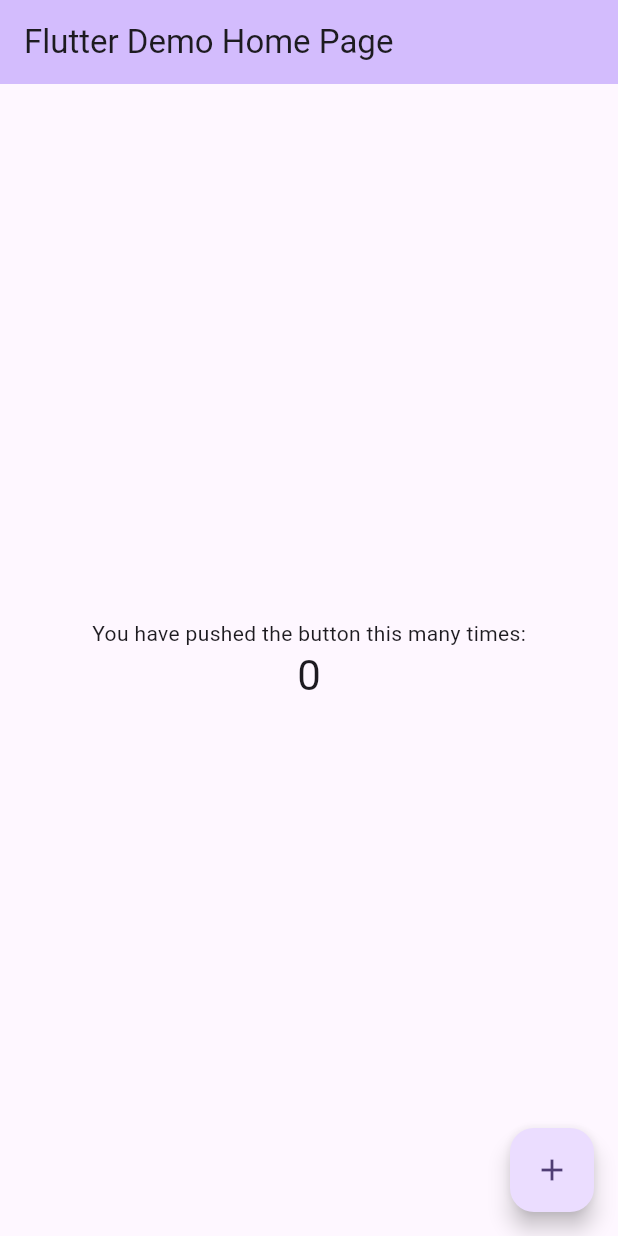
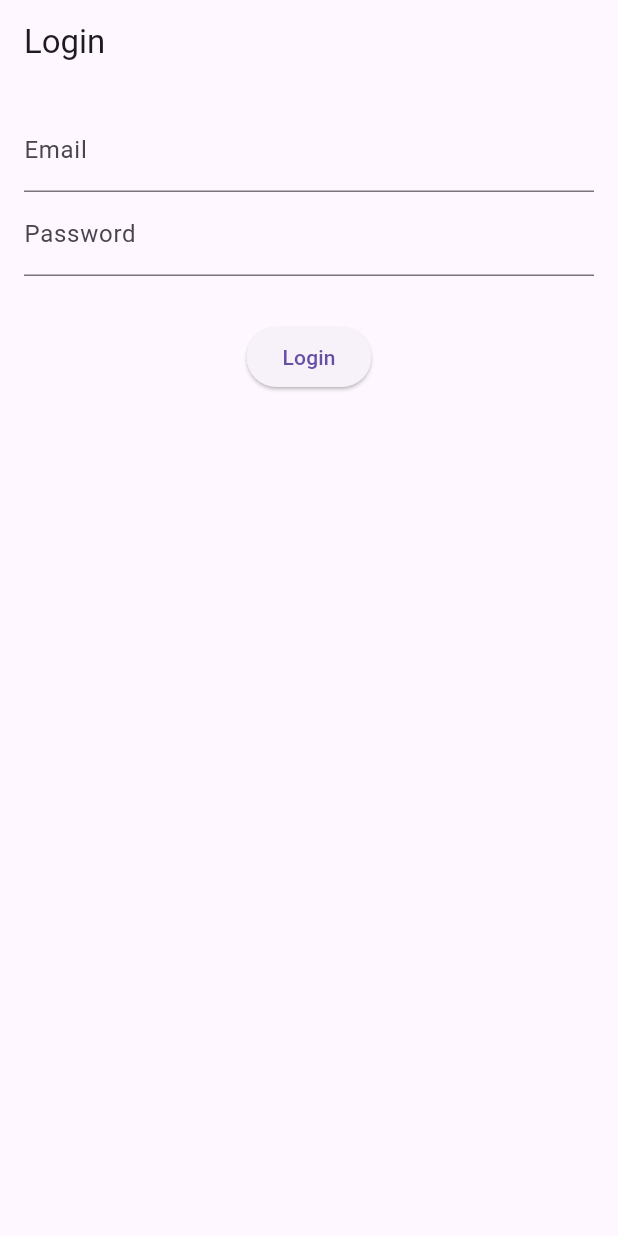
Before and after one commit to nurlailihub/app-hotel, a Flutter app: the screen it shows after launch, on a phone screen of 412 x 824 dp. Run offline on Flutter 3.47's test engine with Material 3 defaults, Android fonts, the phone set to English and light mode, and no system bars; our stand-ins replace shared_preferences.

Commit message:
tampilan flutter

```diff
--- a/lib/main.dart
+++ b/lib/main.dart
@@ -1,122 +1,9 @@
 import 'package:flutter/material.dart';
+import 'screens/login_screen.dart';
 
 void main() {
-  runApp(const MyApp());
+  runApp(MaterialApp(
+    home: LoginScreen(),
+    debugShowCheckedModeBanner: false,
+  ));
 }
-
-class MyApp extends StatelessWidget {
-  const MyApp({super.key});
-
-  // This widget is the root of your application.
-  @override
-  Widget build(BuildContext context) {
-    return MaterialApp(
-      title: 'Flutter Demo',
-      theme: ThemeData(
-        // This is the theme of your application.
-        //
-        // TRY THIS: Try running your application with "flutter run". You'll see
-        // the application has a purple toolbar. Then, without quitting the app,
-        // try changing the seedColor in the colorScheme below to Colors.green
-        // and then invoke "hot reload" (save your changes or press the "hot
-        // reload" button in a Flutter-supported IDE, or press "r" if you used
-        // the command line to start the app).
-        //
-        // Notice that the counter didn't reset back to zero; the application
-        // state is not lost during the reload. To reset the state, use hot
-        // restart instead.
-        //
-        // This works for code too, not just values: Most code changes can be
-        // tested with just a hot reload.
-        colorScheme: ColorScheme.fromSeed(seedColor: Colors.deepPurple),
-      ),
-      home: const MyHomePage(title: 'Flutter Demo Home Page'),
-    );
-  }
-}
-
-class MyHomePage extends StatefulWidget {
-  const MyHomePage({super.key, required this.title});
-
-  // This widget is the home page of your application. It is stateful, meaning
-  // that it has a State object (defined below) that contains fields that affect
-  // how it looks.
-
-  // This class is the configuration for the state. It holds the values (in this
-  // case the title) provided by the parent (in this case the App widget) and
-  // used by the build method of the State. Fields in a Widget subclass are
-  // always marked "final".
-
-  final String title;
-
-  @override
-  State<MyHomePage> createState() => _MyHomePageState();
-}
-
-class _MyHomePageState extends State<MyHomePage> {
-  int _counter = 0;
-
-  void _incrementCounter() {
-    setState(() {
-      // This call to setState tells the Flutter framework that something has
-      // changed in this State, which causes it to rerun the build method below
-      // so that the display can reflect the updated values. If we changed
-      // _counter without calling setState(), then the build method would not be
-      // called again, and so nothing would appear to happen.
-      _counter++;
-    });
-  }
-
-  @override
-  Widget build(BuildContext context) {
-    // This method is rerun every time setState is called, for instance as done
-    // by the _incrementCounter method above.
-    //
-    // The Flutter framework has been optimized to make rerunning build methods
-    // fast, so that you can just rebuild anything that needs updating rather
-    // than having to individually change instances of widgets.
-    return Scaffold(
-      appBar: AppBar(
-        // TRY THIS: Try changing the color here to a specific color (to
-        // Colors.amber, perhaps?) and trigger a hot reload to see the AppBar
-        // change color while the other colors stay the same.
-        backgroundColor: Theme.of(context).colorScheme.inversePrimary,
-        // Here we take the value from the MyHomePage object that was created by
-        // the App.build method, and use it to set our appbar title.
-        title: Text(widget.title),
-      ),
-      body: Center(
-        // Center is a layout widget. It takes a single child and positions it
-        // in the middle of the parent.
-        child: Column(
-          // Column is also a layout widget. It takes a list of children and
-          // arranges them vertically. By default, it sizes itself to fit its
-          // children horizontally, and tries to be as tall as its parent.
-          //
-          // Column has various properties to control how it sizes itself and
-          // how it positions its children. Here we use mainAxisAlignment to
-          // center the children vertically; the main axis here is the vertical
-          // axis because Columns are vertical (the cross axis would be
-          // horizontal).
-          //
-          // TRY THIS: Invoke "debug painting" (choose the "Toggle Debug Paint"
-          // action in the IDE, or press "p" in the console), to see the
-          // wireframe for each widget.
-          mainAxisAlignment: MainAxisAlignment.center,
-          children: <Widget>[
-            const Text('You have pushed the button this many times:'),
-            Text(
-              '$_counter',
-              style: Theme.of(context).textTheme.headlineMedium,
-            ),
-          ],
-        ),
-      ),
-      floatingActionButton: FloatingActionButton(
-        onPressed: _incrementCounter,
-        tooltip: 'Increment',
-        child: const Icon(Icons.add),
-      ), // This trailing comma makes auto-formatting nicer for build methods.
-    );
-  }
-}
--- /dev/null
+++ b/lib/screens/login_screen.dart
@@ -0,0 +1,78 @@
+import 'package:flutter/material.dart';
+import '../services/auth_service.dart';
+import 'admin_home.dart';
+import 'customer_home.dart';
+
+class LoginScreen extends StatefulWidget {
+  @override
+  _LoginScreenState createState() => _LoginScreenState();
+}
+
+class _LoginScreenState extends State<LoginScreen> {
+  final emailController = TextEditingController();
+  final passwordController = TextEditingController();
+  bool isLoading = false;
+  String? errorMsg;
+
+  void showErrorDialog(String message) {
+    showDialog(
+      context: context,
+      builder: (context) => AlertDialog(
+        title: Text('Login Gagal'),
+        content: Text(message),
+        actions: [
+          TextButton(
+            onPressed: () => Navigator.of(context).pop(),
+            child: Text('OK'),
+          ),
+        ],
+      ),
+    );
+  }
+
+  void login() async {
+    setState(() {
+      isLoading = true;
+      errorMsg = null;
+    });
+    final auth = AuthService();
+    final result = await auth.login(emailController.text, passwordController.text);
+    setState(() {
+      isLoading = false;
+    });
+    if (result != null) {
+      String role = result['user']['role'];
+      // Navigasi sesuai role
+      if (role == 'admin') {
+        Navigator.pushReplacement(context, MaterialPageRoute(builder: (_) => AdminHome()));
+      } else {
+        Navigator.pushReplacement(context, MaterialPageRoute(builder: (_) => CustomerHome()));
+      }
+    } else {
+      showErrorDialog("Email atau password salah. Silakan coba lagi.");
+    }
+  }
+
+  @override
+  Widget build(BuildContext context) {
+    return Scaffold(
+      appBar: AppBar(title: Text('Login')),
+      body: Padding(
+        padding: EdgeInsets.all(16),
+        child: Column(
+          children: [
+            TextField(controller: emailController, decoration: InputDecoration(labelText: 'Email')),
+            TextField(controller: passwordController, decoration: InputDecoration(labelText: 'Password'), obscureText: true),
+            SizedBox(height: 20),
+            if (isLoading) CircularProgressIndicator(),
+            SizedBox(height: 10),
+            ElevatedButton(
+              onPressed: isLoading ? null : login,
+              child: Text('Login'),
+            ),
+          ],
+        ),
+      ),
+    );
+  }
+}
--- /dev/null
+++ b/lib/services/auth_service.dart
@@ -0,0 +1,27 @@
+import 'dart:convert';
+import 'package:http/http.dart' as http;
+import 'package:shared_preferences/shared_preferences.dart';
+
+class AuthService {
+  final String baseUrl = 'http://10.159.26.68:8000/api';
+
+  Future<Map<String, dynamic>?> login(String email, String password) async {
+    final response = await http.post(
+      Uri.parse('$baseUrl/login?email=$email&password=$password'),
+    );
+
+    if (response.statusCode == 200) {
+      final data = json.decode(response.body);
+      SharedPreferences prefs = await SharedPreferences.getInstance();
+      await prefs.setString('token', data['token'] ?? '');
+      await prefs.setString('role', data['user']?['role'] ?? '');
+      // Simpan user_id ke SharedPreferences
+      if (data['user'] != null && data['user']['id'] != null) {
+        await prefs.setInt('user_id', data['user']['id']);
+      }
+      return data;
+    } else {
+      return null;
+    }
+  }
+}
--- /dev/null
+++ b/lib/utils/api_services.dart
@@ -0,0 +1 @@
+const String baseUrl = 'http://10.159.26.68:8000/api';
--- a/pubspec.yaml
+++ b/pubspec.yaml
@@ -30,6 +30,8 @@ environment:
 dependencies:
   flutter:
     sdk: flutter
+  http: ^1.1.0
+  shared_preferences: ^2.2.2
 
   # The following adds the Cupertino Icons font to your application.
   # Use with the CupertinoIcons class for iOS style icons.
```
Also changed, not shown: lib/screens/admin_home.dart (added, +46 -0 lines), lib/screens/customer_home.dart (added, +12 -0 lines), lib/screens/room_detail_screen.dart (added, +204 -0 lines), lib/screens/rooms_screen.dart (added, +63 -0 lines), lib/services/booking_service.dart (added, +42 -0 lines), lib/services/room_availability_service.dart (added, +17 -0 lines), lib/services/room_service.dart (added, +76 -0 lines), pubspec.lock, 1 other file.
